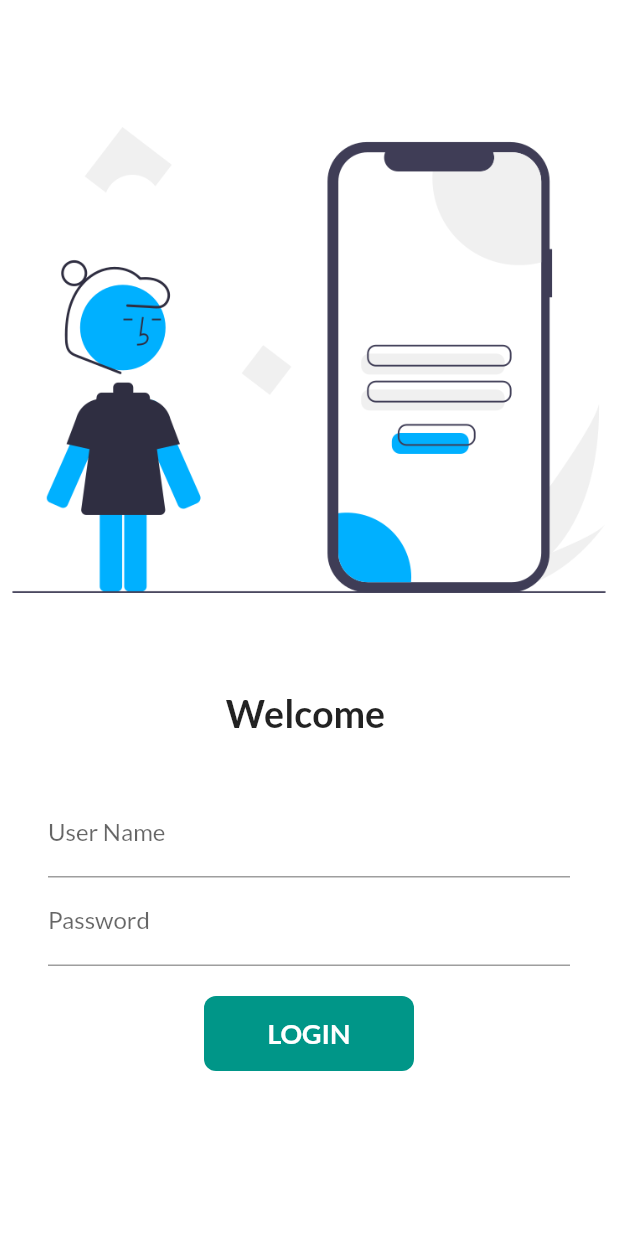
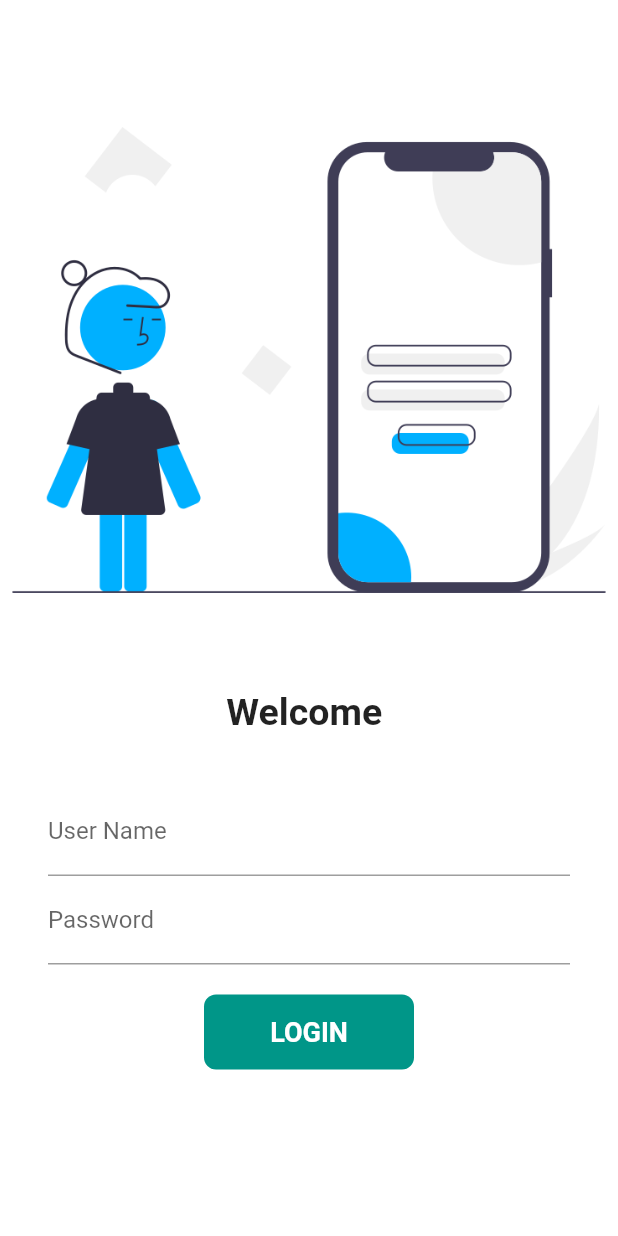
Before and after one commit to Danushan99/Flutter-Masterclass, a Flutter app: the screen it shows after launch, on a phone screen of 412 x 824 dp. Run offline on Flutter 3.47's test engine with Material 2 defaults, Android fonts, the phone set to English and light mode, and no system bars; our stand-ins replace google_fonts.

Commit message:
light and dark theme

```diff
--- a/lib/main.dart
+++ b/lib/main.dart
@@ -3,10 +3,10 @@ import 'package:new_app/pages/home_page.dart';
 import 'package:new_app/pages/login_page.dart';
 import 'package:google_fonts/google_fonts.dart';
 import 'package:new_app/utils/routes.dart';
+import 'package:new_app/widget/themes.dart';
 
 void main() {
   runApp(const MyApp());
-
 }
 
 class MyApp extends StatelessWidget {
@@ -15,16 +15,12 @@ class MyApp extends StatelessWidget {
   Widget build(BuildContext context) {
     return MaterialApp(
       themeMode: ThemeMode.light,
-      theme: ThemeData(
-        primarySwatch: Colors.teal,
-        fontFamily: GoogleFonts.lato().fontFamily,
-      ),
-      darkTheme: ThemeData(brightness: Brightness.dark),
+      theme: MyTheme.lightTheme(context),
+      darkTheme: MyTheme.darkTheme(context),
       routes: {
         "/": (context) => const LoginPage(),
         MyRoutes.homeRoute: (context) => const HomePage(),
         MyRoutes.loginRoute: (context) => const LoginPage(),
-
       },
     );
   }
--- a/lib/widget/themes.dart
+++ b/lib/widget/themes.dart
@@ -1,5 +1,4 @@
 import 'package:flutter/material.dart';
-
 import 'package:google_fonts/google_fonts.dart';
 
 class MyTheme {
@@ -10,4 +9,7 @@ class MyTheme {
         iconTheme: const IconThemeData(color: Colors.black),
         textTheme: Theme.of(context).textTheme,
       );
+
+  static ThemeData darkTheme(BuildContext context) =>
+      ThemeData(brightness: Brightness.dark);
 }
```
